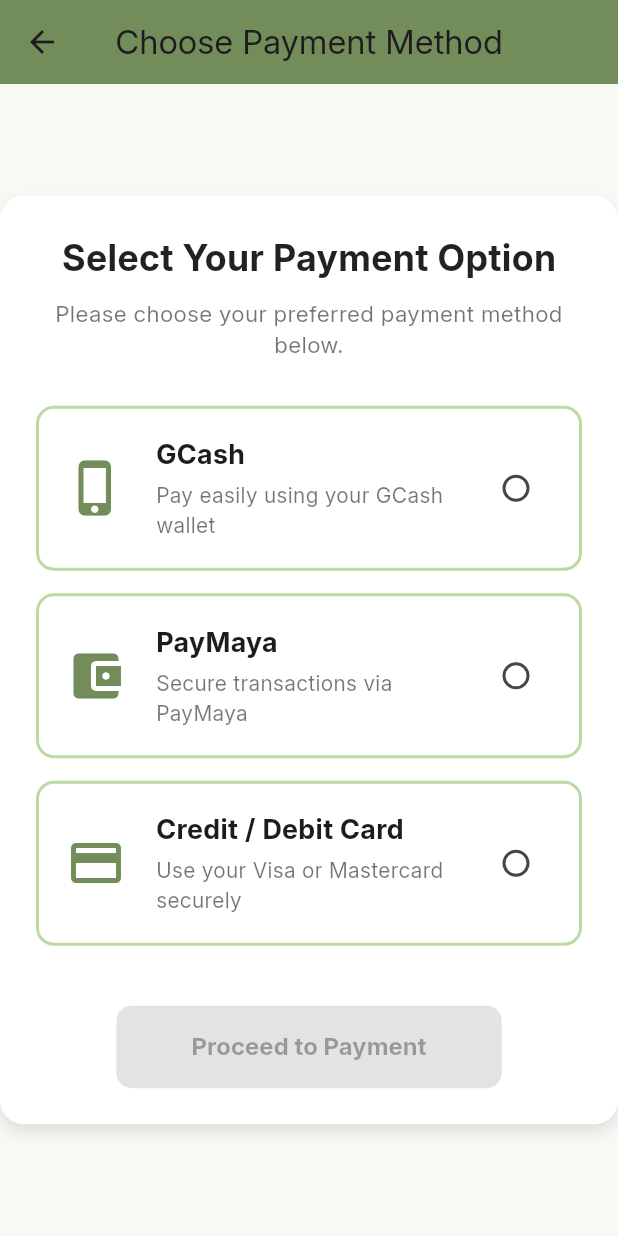
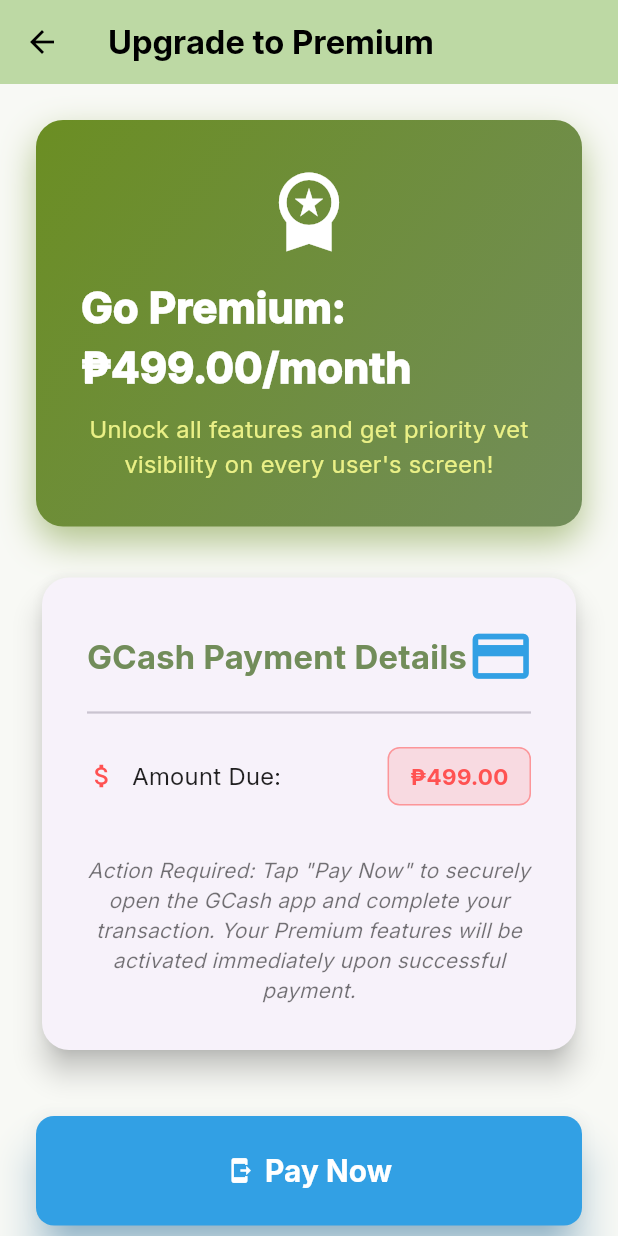
Before and after one commit to leica-hue/1stvet, a Flutter app: the PaymentOptionScreen screen opened directly, on a phone screen of 412 x 824 dp. Run offline on Flutter 3.47's test engine with Material 3 defaults, Android fonts, the phone set to English and light mode, and no system bars; our stand-ins replace cached_network_image, cloud_firestore, firebase_auth, firebase_core, firebase_storage, fl_chart and 4 more; missing offline and left inert: flutter_facebook_auth, flutter_zoom_sdk; accounts and stored records are empty.

Commit message:
payment changes

```diff
--- a/lib/payment_option_screen.dart
+++ b/lib/payment_option_screen.dart
@@ -1,189 +1,108 @@
 import 'package:flutter/material.dart';
+import 'package:flutter/services.dart';
 
-class PaymentOptionScreen extends StatefulWidget {
+// Defining colors based on the current design theme (Greens and Yellow)
+class AppColors {
+  static const Color primaryGreen = Color(0xFF6B8E23); // Darker Green (Banner base)
+  static const Color secondaryGreen = Color(0xFF728D5A); // Header/Accent Green
+  static const Color actionYellow = Color(0xFFEAF086); // Light Yellow (Action button)
+  static const Color backgroundLight = Color(0xFFF8F9F5); // Very light background
+  static const Color appBarGreen = Color(0xFFBDD9A4); // App bar background
+  static const Color gcashBlue = Color(0xFF32A0E4); // GCash Icon/Pay Now Button Color
+}
+
+// Converted back to StatelessWidget as the verification modal and its state are removed.
+class PaymentOptionScreen extends StatelessWidget {
   const PaymentOptionScreen({super.key});
 
-  @override
-  State<PaymentOptionScreen> createState() => _PaymentOptionScreenState();
-}
+  // --- Widget Builders ---
 
-class _PaymentOptionScreenState extends State<PaymentOptionScreen> {
-  String? selectedPayment; // Track selected payment method
-
-  // Controllers for credit card inputs
-  final TextEditingController cardNumberController = TextEditingController();
-  final TextEditingController expiryController = TextEditingController();
-  final TextEditingController cvvController = TextEditingController();
-  final TextEditingController nameController = TextEditingController();
-
-  final double inputHeight = 55; // uniform height for all inputs
-
-  @override
-  Widget build(BuildContext context) {
-    return Scaffold(
-      backgroundColor: const Color(0xFFF8F9F5),
-      appBar: AppBar(
-        title: const Text("Choose Payment Method"),
-        backgroundColor: const Color(0xFF728D5A),
-        centerTitle: true,
+  Widget _buildPremiumBanner() {
+    // Enhanced banner with gradient and heavier shadow
+    return Container(
+      padding: const EdgeInsets.all(30),
+      decoration: BoxDecoration(
+        borderRadius: BorderRadius.circular(18),
+        gradient: const LinearGradient(
+          colors: [AppColors.primaryGreen, AppColors.secondaryGreen],
+          begin: Alignment.topLeft,
+          end: Alignment.bottomRight,
         ),
-      body: Center(
-        child: SingleChildScrollView(
-          child: Container(
-            width: 500,
-            padding: const EdgeInsets.all(24),
-            decoration: BoxDecoration(
-              color: Colors.white,
-              borderRadius: BorderRadius.circular(16),
         boxShadow: [
           BoxShadow(
-                  color: Colors.black.withOpacity(0.1),
-                  blurRadius: 8,
-                  offset: const Offset(0, 5),
+            color: AppColors.primaryGreen.withOpacity(0.5),
+            blurRadius: 20,
+            offset: const Offset(0, 10),
           ),
         ],
       ),
-            child: Column(
-              mainAxisSize: MainAxisSize.min,
+      child: const Column(
         children: [
-                const Text(
-                  "Select Your Payment Option",
+          Icon(Icons.workspace_premium, color: Colors.white, size: 60),
+          SizedBox(height: 15),
+          Text(
+            'Go Premium: ₱499.00/month',
             style: TextStyle(
-                    fontSize: 24,
-                    fontWeight: FontWeight.bold,
-                    color: Colors.black87,
+              fontSize: 28,
+              fontWeight: FontWeight.w900,
+              color: Colors.white,
             ),
           ),
-                const SizedBox(height: 10),
-                const Text(
-                  "Please choose your preferred payment method below.",
+          SizedBox(height: 10),
+          Text(
+            // UPDATED: Highlighting vet visibility on every user's screen
+            'Unlock all features and get priority vet visibility on every user\'s screen!',
             textAlign: TextAlign.center,
-                  style: TextStyle(fontSize: 15, color: Colors.black54),
-                ),
-                const SizedBox(height: 30),
-
-                // GCash Option
-                _paymentOption(
-                  icon: Icons.phone_iphone,
-                  title: "GCash",
-                  subtitle: "Pay easily using your GCash wallet",
-                  value: "gcash",
-                ),
-                const SizedBox(height: 15),
-
-                // PayMaya Option
-                _paymentOption(
-                  icon: Icons.account_balance_wallet,
-                  title: "PayMaya",
-                  subtitle: "Secure transactions via PayMaya",
-                  value: "paymaya",
-                ),
-                const SizedBox(height: 15),
-
-                // Credit Card Option
-                _paymentOption(
-                  icon: Icons.credit_card,
-                  title: "Credit / Debit Card",
-                  subtitle: "Use your Visa or Mastercard securely",
-                  value: "card",
-                ),
-
-                // Show credit card form when selected
-                if (selectedPayment == "card") ...[
-                  const SizedBox(height: 20),
-                  _buildCreditCardForm(),
-                ],
-
-                const SizedBox(height: 40),
-
-                // Proceed Button
-                ElevatedButton(
-                  onPressed: selectedPayment == null
-                      ? null
-                      : () {
-                          if (selectedPayment == "card") {
-                            _validateCardForm(context);
-                          } else {
-                            _showPaymentDetails(context, selectedPayment!);
-                          }
-                        },
-                  style: ElevatedButton.styleFrom(
-                    backgroundColor: const Color(0xFFEAF086),
-                    foregroundColor: Colors.black,
-                    padding: const EdgeInsets.symmetric(
-                        horizontal: 50, vertical: 16),
-                    shape: RoundedRectangleBorder(
-                      borderRadius: BorderRadius.circular(10),
-                    ),
-                  ),
-                  child: const Text(
-                    "Proceed to Payment",
             style: TextStyle(
               fontSize: 16,
-                      fontWeight: FontWeight.bold,
-                    ),
+              color: AppColors.actionYellow,
             ),
           ),
         ],
       ),
-          ),
-        ),
-      ),
     );
   }
 
-  Widget _paymentOption({
-    required IconData icon,
-    required String title,
-    required String subtitle,
-    required String value,
-  }) {
-    final bool isSelected = selectedPayment == value;
-    return InkWell(
-      onTap: () {
-        setState(() {
-          selectedPayment = value;
-        });
-      },
-      child: Container(
-        padding: const EdgeInsets.all(18),
-        decoration: BoxDecoration(
-          color:
-              isSelected ? const Color(0xFFBDD9A4).withOpacity(0.3) : Colors.white,
-          borderRadius: BorderRadius.circular(12),
-          border: Border.all(
-            color:
-                isSelected ? const Color(0xFF728D5A) : const Color(0xFFBDD9A4),
-            width: 2,
+  Widget _buildGCashInstructionCard(BuildContext context) {
+    return Card(
+      elevation: 8,
+      shape: RoundedRectangleBorder(borderRadius: BorderRadius.circular(18)),
+      child: Padding(
+        padding: const EdgeInsets.all(30.0),
+        child: Column(
+          crossAxisAlignment: CrossAxisAlignment.stretch,
+          children: [
+            Row(
+              mainAxisAlignment: MainAxisAlignment.spaceBetween,
+              children: [
+                const Text(
+                  'GCash Payment Details',
+                  style: TextStyle(
+                    fontSize: 22,
+                    fontWeight: FontWeight.bold,
+                    color: AppColors.secondaryGreen,
                   ),
                 ),
-        child: Row(
-          children: [
-            Icon(icon, size: 40, color: const Color(0xFF728D5A)),
-            const SizedBox(width: 20),
-            Expanded(
-              child: Column(
-                crossAxisAlignment: CrossAxisAlignment.start,
-                children: [
-                  Text(title,
-                      style: const TextStyle(
-                          fontSize: 18, fontWeight: FontWeight.bold)),
-                  const SizedBox(height: 4),
-                  Text(subtitle,
-                      style:
-                          const TextStyle(fontSize: 14, color: Colors.black54)),
+                // Using a stylized GCash color icon
+                const Icon(Icons.payment, size: 45, color: AppColors.gcashBlue),
               ],
             ),
+            const Divider(height: 30, thickness: 1.5),
+
+            // Only showing Amount Due
+            _buildDetailRow(
+              'Amount Due:',
+              '₱499.00',
+              Icons.attach_money,
+              Colors.redAccent,
             ),
-            Radio<String>(
-              value: value,
-              groupValue: selectedPayment,
-              activeColor: const Color(0xFF728D5A),
-              onChanged: (newValue) {
-                setState(() {
-                  selectedPayment = newValue;
-                });
-              },
+            const SizedBox(height: 25),
+
+            const Text(
+              // UPDATED: Simple instruction, as verification step is removed
+              'Action Required: Tap "Pay Now" to securely open the GCash app and complete your transaction. Your Premium features will be activated immediately upon successful payment.',
+              textAlign: TextAlign.center,
+              style: TextStyle(fontSize: 14, color: Colors.black54, fontStyle: FontStyle.italic),
             ),
           ],
         ),
@@ -191,133 +110,112 @@
     );
   }
 
-  Widget _buildCreditCardForm() {
-    final inputDecoration = InputDecoration(
-      labelStyle: const TextStyle(fontSize: 15),
-      border: OutlineInputBorder(borderRadius: BorderRadius.circular(8)),
-      contentPadding: const EdgeInsets.symmetric(horizontal: 14, vertical: 15),
-      counterText: "",
-    );
-
-    return Column(
+  Widget _buildDetailRow(String label, String value, IconData icon, Color color) {
+    return Padding(
+      padding: const EdgeInsets.symmetric(vertical: 8.0),
+      child: Row(
+        crossAxisAlignment: CrossAxisAlignment.center,
         children: [
-        SizedBox(
-          height: inputHeight,
-          child: TextField(
-            controller: nameController,
-            decoration: inputDecoration.copyWith(labelText: "Cardholder Name"),
+          Icon(icon, size: 20, color: color),
+          const SizedBox(width: 10),
+          Expanded(
+            child: Text(
+              label,
+              style: const TextStyle(fontSize: 16, color: Colors.black87),
             ),
           ),
-        const SizedBox(height: 12),
-        SizedBox(
-          height: inputHeight,
-          child: TextField(
-            controller: cardNumberController,
-            decoration: inputDecoration.copyWith(labelText: "Card Number"),
-            keyboardType: TextInputType.number,
-            maxLength: 16,
+          Container(
+            padding: const EdgeInsets.symmetric(horizontal: 14, vertical: 8),
+            decoration: BoxDecoration(
+              color: color.withOpacity(0.15),
+              borderRadius: BorderRadius.circular(8),
+              border: Border.all(color: color.withOpacity(0.5)),
             ),
-        ),
-        const SizedBox(height: 12),
-        Row(
-          children: [
-            Expanded(
-              child: SizedBox(
-                height: inputHeight,
-                child: TextField(
-                  controller: expiryController,
-                  decoration: inputDecoration.copyWith(labelText: "MM/YY"),
-                  keyboardType: TextInputType.datetime,
-                ),
-              ),
-            ),
-            const SizedBox(width: 12),
-            Expanded(
-              child: SizedBox(
-                height: inputHeight,
-                child: TextField(
-                  controller: cvvController,
-                  decoration: inputDecoration.copyWith(labelText: "CVV"),
-                  keyboardType: TextInputType.number,
-                  maxLength: 3,
+            child: Text(
+              value,
+              style: TextStyle(
+                fontWeight: FontWeight.bold,
+                color: color,
+                fontSize: 15,
               ),
             ),
           ),
         ],
       ),
-      ],
     );
   }
 
-  void _validateCardForm(BuildContext context) {
-    if (cardNumberController.text.isEmpty ||
-        expiryController.text.isEmpty ||
-        cvvController.text.isEmpty ||
-        nameController.text.isEmpty) {
+  // Button to simulate deep link redirection for immediate payment
+  Widget _buildPayNowButton(BuildContext context) {
+    return ElevatedButton.icon(
+      onPressed: () {
+        // Simulate successful redirection to GCash app/API
         ScaffoldMessenger.of(context).showSnackBar(
-        const SnackBar(content: Text("Please fill in all credit card details.")),
+          const SnackBar(
+            content: Text("🚀 Redirecting to GCash app to complete payment of ₱499.00..."),
+            backgroundColor: AppColors.primaryGreen,
+            duration: Duration(seconds: 3),
+          ),
         );
-      return;
+        // In a real app, this would use a URL launcher or deep linking library
+        // launchUrl(Uri.parse('gcash://pay?amount=499.00&...'));
+      },
+      icon: const Icon(Icons.send_to_mobile, color: Colors.white),
+      label: const Text(
+        'Pay Now',
+        style: TextStyle(
+          fontSize: 20,
+          fontWeight: FontWeight.w700,
+          color: Colors.white,
+        ),
+      ),
+      style: ElevatedButton.styleFrom(
+        backgroundColor: AppColors.gcashBlue, // Use GCash Blue for high contrast/trust
+        padding: const EdgeInsets.symmetric(vertical: 22, horizontal: 24),
+        shape: RoundedRectangleBorder(
+          borderRadius: BorderRadius.circular(12),
+        ),
+        elevation: 12,
+        shadowColor: AppColors.gcashBlue.withOpacity(0.8),
+      ),
+    );
   }
 
-    _showPaymentDetails(context, "card");
-  }
+  // --- Main Build Method ---
 
-  void _showPaymentDetails(BuildContext context, String paymentType) {
-    String paymentTitle;
-    String instructions;
-
-    if (paymentType == "gcash") {
-      paymentTitle = "GCash Payment";
-      instructions =
-          "To complete your payment, open your GCash app and send payment to 09XX-XXX-XXXX.";
-    } else if (paymentType == "paymaya") {
-      paymentTitle = "PayMaya Payment";
-      instructions =
-          "To complete your payment, open your PayMaya app and send payment to paymaya@sample.com.";
-    } else {
-      paymentTitle = "Credit / Debit Card";
-      instructions =
-          "Your card payment will be processed securely. (Simulation only — no real API connected)";
-    }
-
-    showDialog(
-      context: context,
-      builder: (_) => AlertDialog(
-        shape: RoundedRectangleBorder(borderRadius: BorderRadius.circular(16)),
-        title:
-            Text(paymentTitle, style: const TextStyle(fontWeight: FontWeight.bold)),
-        content: Column(
-          mainAxisSize: MainAxisSize.min,
+  @override
+  Widget build(BuildContext context) {
+    return Scaffold(
+      backgroundColor: AppColors.backgroundLight,
+      appBar: AppBar(
+        title: const Text(
+          'Upgrade to Premium',
+          style: TextStyle(fontWeight: FontWeight.bold, color: Colors.black),
+        ),
+        backgroundColor: AppColors.appBarGreen,
+        elevation: 0,
+        iconTheme: const IconThemeData(color: Colors.black),
+      ),
+      body: Center(
+        child: SingleChildScrollView(
+          child: ConstrainedBox(
+            constraints: const BoxConstraints(maxWidth: 550),
+            child: Padding(
+              padding: const EdgeInsets.all(24.0),
+              child: Column(
+                mainAxisAlignment: MainAxisAlignment.center,
+                crossAxisAlignment: CrossAxisAlignment.stretch,
                 children: [
-            const Icon(Icons.qr_code_2, size: 100, color: Color(0xFF728D5A)),
-            const SizedBox(height: 10),
-            Text(
-              instructions,
-              style: const TextStyle(fontSize: 15, color: Colors.black87),
-              textAlign: TextAlign.center,
-            ),
+                  _buildPremiumBanner(),
+                  const SizedBox(height: 30),
+                  _buildGCashInstructionCard(context),
+                  const SizedBox(height: 40), // Increased spacing for the single final button
+                  _buildPayNowButton(context), // The only action button remaining
                 ],
               ),
-        actions: [
-          TextButton(
-            onPressed: () => Navigator.pop(context),
-            child: const Text("Cancel"),
             ),
-          ElevatedButton(
-            onPressed: () {
-              Navigator.pop(context);
-              ScaffoldMessenger.of(context).showSnackBar(
-                SnackBar(content: Text("$paymentTitle initiated successfully.")),
-              );
-            },
-            style: ElevatedButton.styleFrom(
-              backgroundColor: const Color(0xFF728D5A),
-              foregroundColor: Colors.white,
           ),
-            child: const Text("Continue"),
         ),
-        ],
       ),
     );
   }
```
Lines whose indentation alone changed are shown as unchanged.
